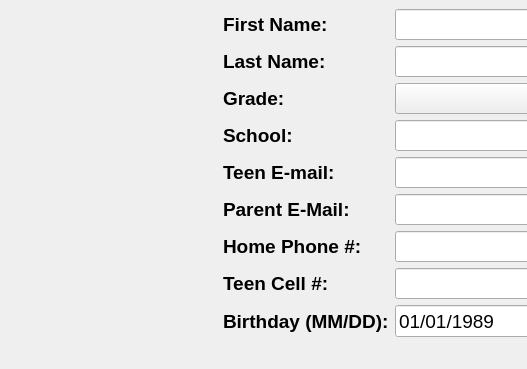
First picture: the form in RegistrationForm.ui, repository nathanbw/LifeTeen-Registration-Form, before the edit; both pictures show x 0 to 527 and y 0 to 369 of the 800 by 600 pixel window.
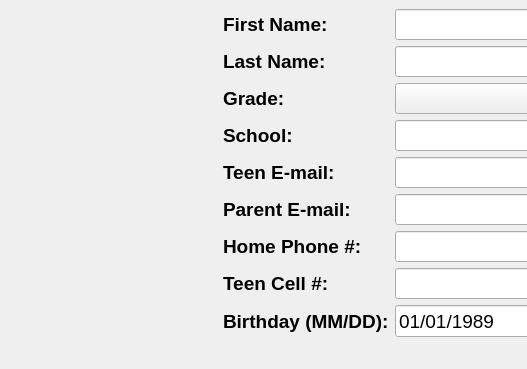
Second picture: the form after the edit.

Commit message:
Calling this an initial release
Enhanced form validation functionality, added colered labels
for missing fields.

```diff
--- a/RegistrationForm.ui
+++ b/RegistrationForm.ui
@@ -184,7 +184,7 @@
         </font>
        </property>
        <property name="text">
-        <string>Parent E-Mail:</string>
+        <string>Parent E-mail:</string>
        </property>
       </widget>
      </item>
```
Left out of the diff: 2 changed lines with no effect on the pictures. The commit also changes 2 other files.
